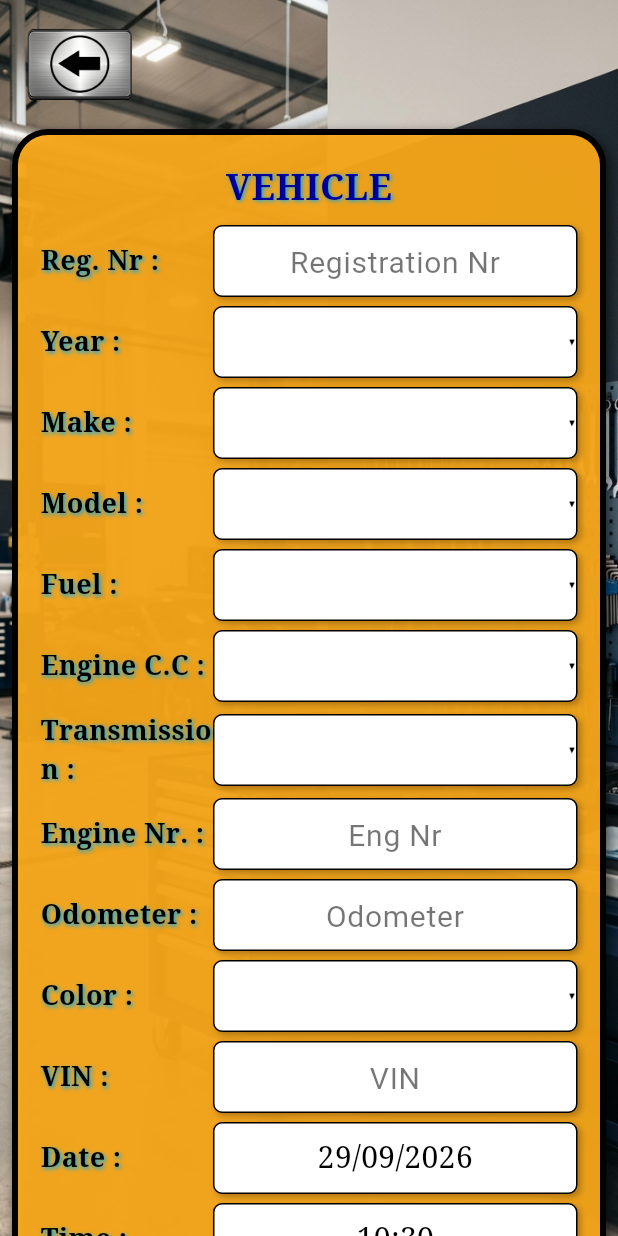
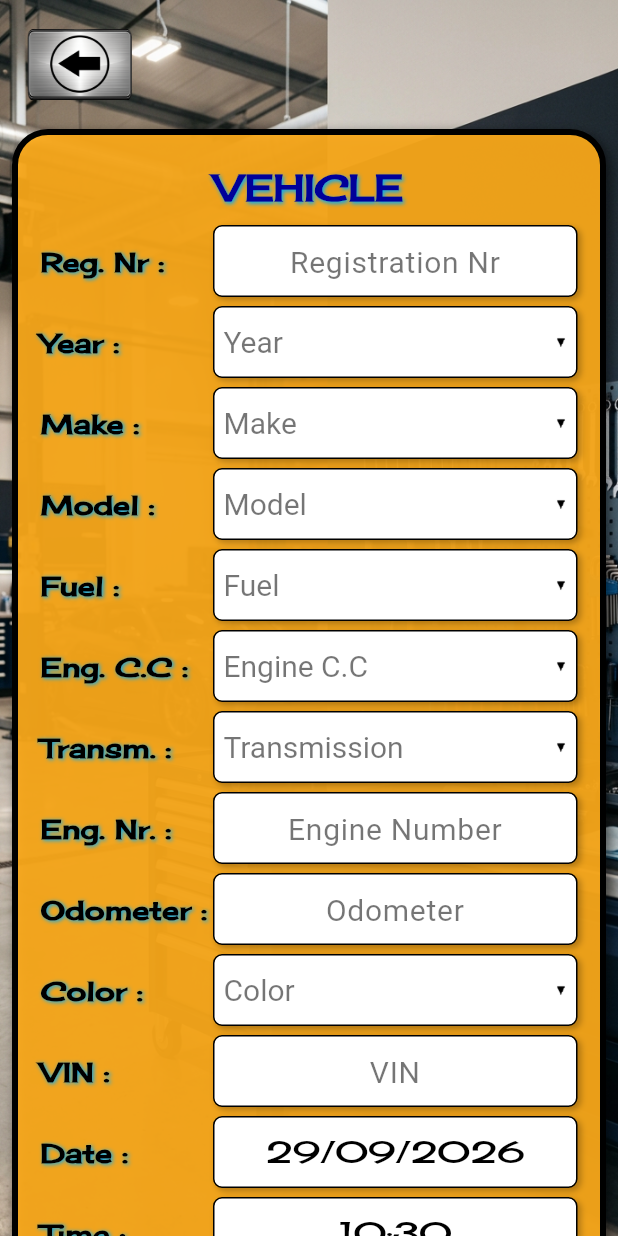
Before and after one commit to robkemazas/pgm, a Flutter app: the screen it shows after launch, after a tap on an icon or button, on a phone screen of 412 x 824 dp. Run offline on Flutter 3.47's test engine with Material 3 defaults, Android fonts, the phone set to English and light mode, and no system bars; our stand-ins replace drift, drift_flutter; accounts and stored records are empty; generated files the repository leaves out were written again.

Commit message:
Add dropdown hints, enlarge arrow, and fix Cherry Cream Soda font
- _dropdown now accepts an optional hint, used for Year/Make/Model/Fuel/Engine C.C/Transmission/Color

- Dropdown arrow icon enlarged from 24 to 36

- Theme body/title text now uses CherryCreamSoda; section titles set fontFamily explicitly

Generated with Devin

Co-Authored-By: Devin <158243242+devin-ai-integration[bot]@users.noreply.github.com>

```diff
--- a/lib/main.dart
+++ b/lib/main.dart
@@ -18,12 +18,12 @@ class PgmApp extends StatelessWidget {
         useMaterial3: true,
         textTheme: const TextTheme(
           bodyMedium: TextStyle(
-            fontFamily: 'serif',
-            fontFamilyFallback: ['Georgia', 'Times New Roman'],
+            fontFamily: 'CherryCreamSoda',
+            fontFamilyFallback: ['serif'],
           ),
           titleMedium: TextStyle(
-            fontFamily: 'serif',
-            fontFamilyFallback: ['Georgia', 'Times New Roman'],
+            fontFamily: 'CherryCreamSoda',
+            fontFamilyFallback: ['serif'],
           ),
         ),
       ),
--- a/lib/screens/new_appointment_screen.dart
+++ b/lib/screens/new_appointment_screen.dart
@@ -360,9 +360,10 @@ class _NewAppointmentScreenState extends State<NewAppointmentScreen> {
         child: Text(
           text,
           style: const TextStyle(
-            // Same dark blue as Android @color/blue.
+            // Same dark blue as Android @color/blue and the Cherry Cream Soda font.
             color: Color(0xFF000099),
             fontSize: 24,
+            fontFamily: 'CherryCreamSoda',
             fontWeight: FontWeight.bold,
             shadows: [
               Shadow(
@@ -388,25 +389,28 @@ class _NewAppointmentScreenState extends State<NewAppointmentScreen> {
           _sectionTitle('VEHICLE'),
           _row('Reg. Nr :', _field(_regNr, hint: 'Registration Nr')),
           _row('Year :', _dropdown(_years, _year,
-              (v) => setState(() => _year = v))),
+              (v) => setState(() => _year = v), hint: 'Year')),
           _row('Make :', _makeIsCustom
-              ? _field(_customMake, hint: 'MAKE', caps: true)
+              ? _field(_customMake, hint: 'Make')
               // Blank, then N/A, then popular/rest makes, like the Android adapter.
-              : _dropdown(['', 'N/A', ..._makes], _make, _onMakeChanged)),
+              : _dropdown(['', 'N/A', ..._makes], _make, _onMakeChanged,
+                  hint: 'Make')),
           _row('Model :', _modelIsCustom
-              ? _field(_customModel, hint: 'MODEL', caps: true)
-              : _dropdown(_models, _model, _onModelChanged)),
+              ? _field(_customModel, hint: 'Model')
+              : _dropdown(_models, _model, _onModelChanged,
+                  hint: 'Model')),
           _row('Fuel :', _dropdown(_fuels, _fuel,
-              (v) => setState(() => _fuel = v))),
-          _row('Engine C.C :', _dropdown(_engCapList(), _engCap,
-              (v) => setState(() => _engCap = v))),
-          _row('Transmission :', _dropdown(_transmissions, _transmission,
-              (v) => setState(() => _transmission = v))),
-          _row('Engine Nr. :', _field(_engNr, hint: 'Eng Nr')),
+              (v) => setState(() => _fuel = v), hint: 'Fuel')),
+          _row('Eng. C.C :', _dropdown(_engCapList(), _engCap,
+              (v) => setState(() => _engCap = v), hint: 'Engine C.C')),
+          _row('Transm. :', _dropdown(_transmissions, _transmission,
+              (v) => setState(() => _transmission = v),
+              hint: 'Transmission')),
+          _row('Eng. Nr. :', _field(_engNr, hint: 'Engine Number')),
           _row('Odometer :', _field(_odo, hint: 'Odometer',
               type: TextInputType.number)),
           _row('Color :', _dropdown(_colors, _color,
-              (v) => setState(() => _color = v))),
+              (v) => setState(() => _color = v), hint: 'Color')),
           _row('VIN :', _field(_vin, hint: 'VIN', caps: true)),
           _row('Date :', _tapField(_date, _pickDate)),
           _row('Time :', _tapField(_time, _pickTime)),
@@ -565,19 +569,27 @@ class _NewAppointmentScreenState extends State<NewAppointmentScreen> {
   /// Silver dropdown styled like the Android spinner_background drawable
   /// (grey box, black border, arrow on the right edge).
   Widget _dropdown(
-      List<String> items, String? value, ValueChanged<String?> onChanged) {
+      List<String> items, String? value, ValueChanged<String?> onChanged,
+      {String? hint}) {
     return Container(
       height: 48,
       decoration: pgmTextFieldDecoration(),
-      padding: const EdgeInsets.only(left: 6),
+      padding: const EdgeInsets.only(left: 6, right: 6),
       child: DropdownButtonHideUnderline(
         child: DropdownButton<String>(
           value: value,
           isExpanded: true,
+          hint: hint == null
+              ? null
+              : Text(
+                  hint,
+                  style: const TextStyle(
+                      color: Colors.black54, fontSize: 20),
+                ),
           icon: Image.asset(
             'assets/images/ic_arrow_drop_down_black_24dp.png',
-            width: 24,
-            height: 24,
+            width: 36,
+            height: 36,
           ),
           dropdownColor: Colors.white,
           style: const TextStyle(color: Colors.black, fontSize: 20),
```
